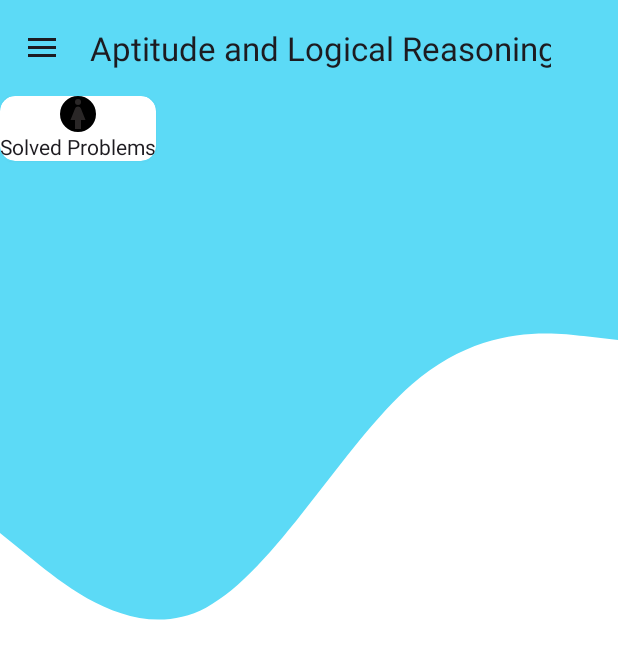
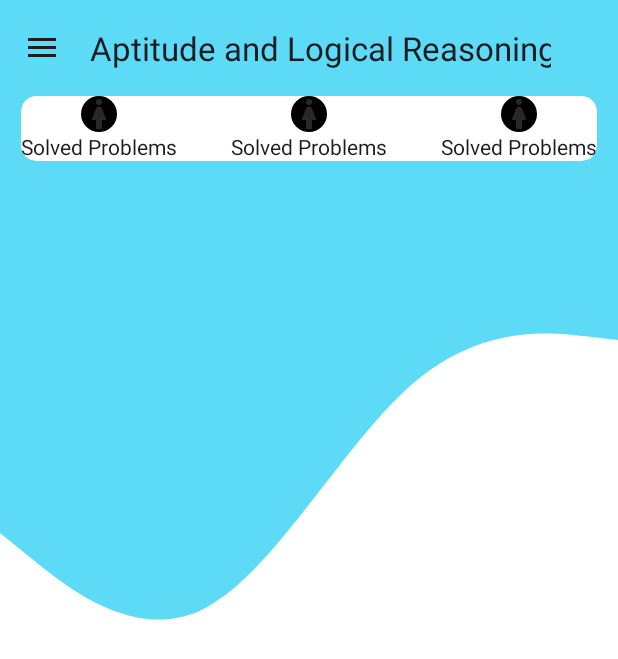
Before and after one commit to vishal4720/AptitudeandLogicalReasoning, an Android app: the screen it shows after launch once a user with an empty profile is signed in (HomeActivity), after a tap on "Home", on a phone screen of 412 x 824 dp. Shown: the top 659 px of the screen. Run offline under Robolectric (Android 15) with nearby library versions, the phone set to English and light mode, and no system bars; our stand-ins replace Firebase (no records; nobody signed in at launch, a user with empty details on screens opened directly); 1 other tap on this screen came first.

Commit message:
Minor Changes

```diff
--- a/app/src/main/java/com/developingmind/aptitudeandlogicalreasoning/HomeActivity.java
+++ b/app/src/main/java/com/developingmind/aptitudeandlogicalreasoning/HomeActivity.java
@@ -44,7 +44,7 @@ public class HomeActivity extends AppCompatActivity implements NavigationView.On
         navigationView.setNavigationItemSelectedListener(this);
 
         if (savedInstanceState == null) {
-            getSupportFragmentManager().beginTransaction().replace(R.id.frame, new LeaderboardFragment()).commit();
+            getSupportFragmentManager().beginTransaction().replace(R.id.frame, new HomeFragment()).commit();
         }
 
     }
--- a/app/src/main/res/layout/fragment_home.xml
+++ b/app/src/main/res/layout/fragment_home.xml
@@ -10,13 +10,38 @@
     <!-- TODO: Update blank fragment layout -->
 
     <androidx.cardview.widget.CardView
-        android:layout_width="wrap_content"
+        android:layout_width="match_parent"
         android:layout_height="wrap_content"
         app:cardCornerRadius="10dp"
         android:background="#777777"
-        android:paddingHorizontal="16dp"
-        android:paddingVertical="10dp"
+        android:layout_marginHorizontal="14dp"
+        android:paddingHorizontal="10dp"
         >
+
+        <LinearLayout
+            android:layout_width="wrap_content"
+            android:layout_height="wrap_content"
+            android:layout_gravity="start"
+            android:gravity="center"
+            android:orientation="vertical">
+
+            <com.google.android.material.imageview.ShapeableImageView
+                android:layout_width="wrap_content"
+                android:layout_height="wrap_content"
+                app:shapeAppearance="@style/Circular"
+                android:background="@color/black"
+                android:src="@drawable/woman">
+            </com.google.android.material.imageview.ShapeableImageView>
+            <TextView
+                android:layout_width="wrap_content"
+                android:layout_height="wrap_content"
+                android:text="Solved Problems">
+
+            </TextView>
+
+        </LinearLayout>
+
+
 
         <LinearLayout
             android:layout_width="wrap_content"
@@ -40,6 +65,31 @@
             </TextView>
 
         </LinearLayout>
+
+
+
+        <LinearLayout
+            android:layout_width="wrap_content"
+            android:layout_height="wrap_content"
+            android:layout_gravity="end"
+            android:gravity="center"
+            android:orientation="vertical">
+
+            <com.google.android.material.imageview.ShapeableImageView
+                android:layout_width="wrap_content"
+                android:layout_height="wrap_content"
+                app:shapeAppearance="@style/Circular"
+                android:background="@color/black"
+                android:src="@drawable/woman">
+            </com.google.android.material.imageview.ShapeableImageView>
+            <TextView
+                android:layout_width="wrap_content"
+                android:layout_height="wrap_content"
+                android:text="Solved Problems">
+
+            </TextView>
+
+        </LinearLayout>
     </androidx.cardview.widget.CardView>
 
 </FrameLayout>
```
